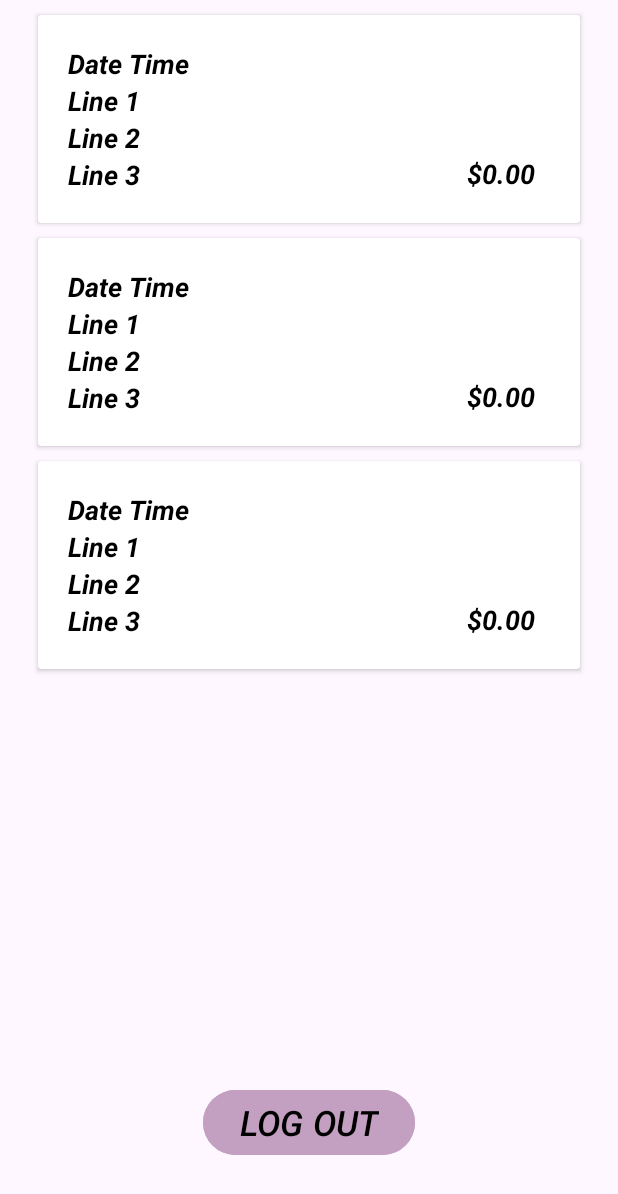
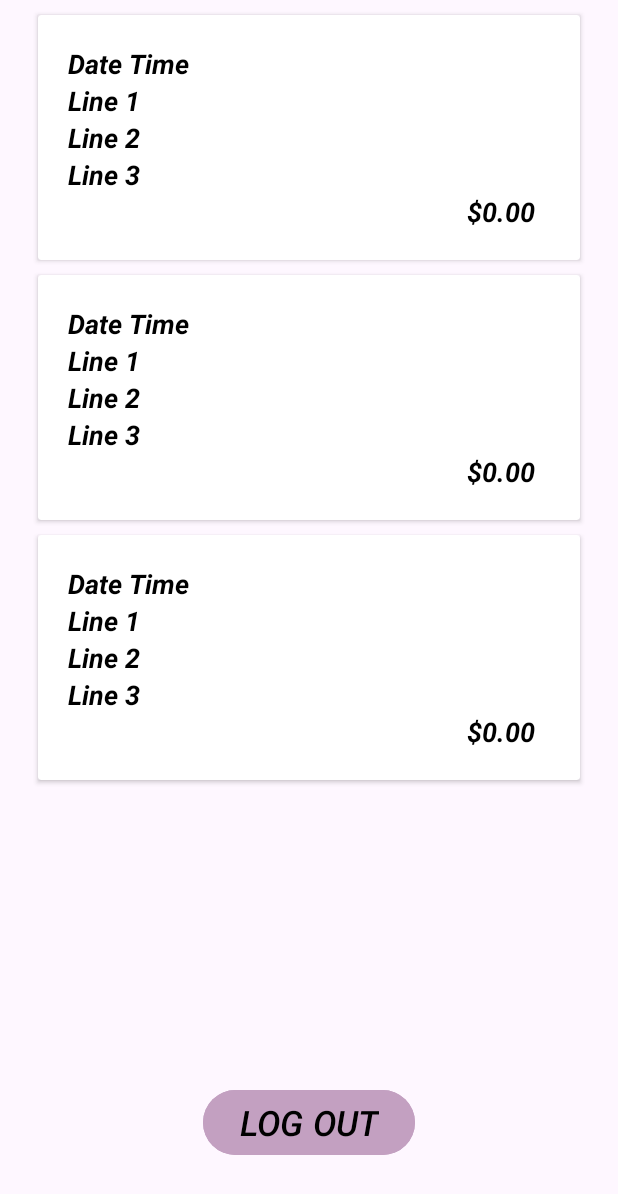
Before and after one commit to sushanthreddy29/WashBuddy-Android, an Android app: the layout activity_admin_dashboard.xml on its own in the app's theme, with its tools: preview values and no code run, on a phone screen of 412 x 824 dp. Shown: the top 1194 px of the screen. Run offline under Robolectric (Android 15) with nearby library versions, the phone set to English and light mode, and no system bars.

Commit message:
Changes in recycler view ui
showing amount in next line now

```diff
--- a/app/src/main/res/layout/card_orders_layout.xml
+++ b/app/src/main/res/layout/card_orders_layout.xml
@@ -61,7 +61,6 @@
             android:layout_height="wrap_content"
             android:layout_below="@id/text_view_3"
             android:layout_alignParentRight="true"
-            android:layout_marginTop="-25dp"
             android:layout_marginRight="10dp"
             android:text="$0.00"
             android:textColor="@color/black"
--- a/app/src/main/res/layout/cards_admin_layout.xml
+++ b/app/src/main/res/layout/cards_admin_layout.xml
@@ -61,7 +61,6 @@
             android:layout_height="wrap_content"
             android:layout_below="@id/text_view_3"
             android:layout_alignParentRight="true"
-            android:layout_marginTop="-25dp"
             android:layout_marginRight="10dp"
             android:text="$0.00"
             android:textColor="@color/black"
```
